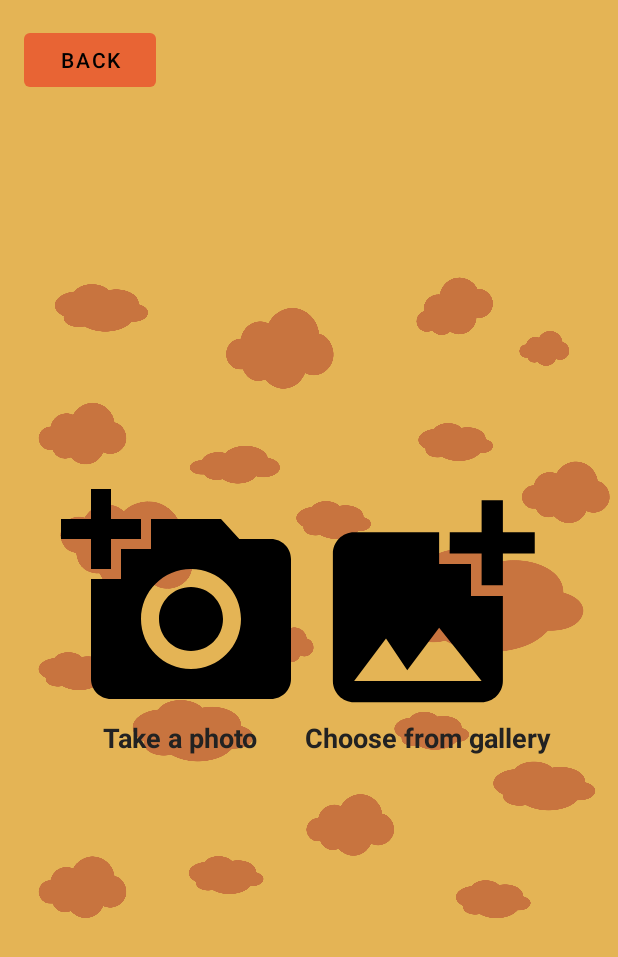
After one commit to tilkec23/TNUV_App, an Android app: the layout fragment_new_post.xml on its own in the app's theme, with its tools: preview values and no code run, on a phone screen of 412 x 824 dp. The commit adds this screen. Shown: the top 957 px of the screen. Run offline under Robolectric (Android 15) with nearby library versions, the phone set to English and light mode, and no system bars; Roboto replaces fonts that are not available here.

```diff
--- /dev/null
+++ b/app/src/main/res/layout/fragment_new_post.xml
@@ -0,0 +1,94 @@
+<?xml version="1.0" encoding="utf-8"?>
+<FrameLayout xmlns:android="http://schemas.android.com/apk/res/android"
+    xmlns:tools="http://schemas.android.com/tools"
+    android:layout_width="match_parent"
+    android:layout_height="match_parent"
+    tools:context=".NewPostFragment">
+
+    <ImageView
+        android:id="@+id/background_image"
+        android:layout_width="match_parent"
+        android:layout_height="wrap_content"
+        android:layout_alignParentBottom="true"
+        android:scaleType="fitCenter"
+        android:src="@drawable/background_clouds"
+        android:background="@color/background_color" />
+
+    <RelativeLayout
+        android:layout_width="match_parent"
+        android:layout_height="match_parent">
+
+        <LinearLayout
+            android:layout_width="match_parent"
+            android:layout_height="wrap_content"
+            android:layout_centerInParent="true"
+            android:gravity="center"
+            android:orientation="horizontal">
+
+            <LinearLayout
+                android:layout_width="wrap_content"
+                android:layout_height="wrap_content"
+                android:orientation="vertical"
+                android:gravity="center">
+
+                <ImageView
+                    android:id="@+id/button_image1"
+                    android:clickable="true"
+                    android:onClick="button1Clicked"
+                    android:layout_width="160dp"
+                    android:layout_height="160dp"
+                    android:src="@drawable/add_a_photo_black_24dp"
+                    />
+
+                <TextView
+                    android:layout_width="wrap_content"
+                    android:layout_height="wrap_content"
+                    android:text="@string/Take_a_Photo"
+                    android:textColor="@color/main_text_color"
+                    android:textStyle="bold"
+                    android:textSize="18dp"
+
+                    />
+
+            </LinearLayout>
+
+            <LinearLayout
+                android:layout_width="wrap_content"
+                android:layout_height="wrap_content"
+                android:orientation="vertical"
+                android:gravity="center">
+
+                <ImageView
+                    android:id="@+id/button_image2"
+                    android:clickable="true"
+                    android:layout_width="170dp"
+                    android:layout_height="170dp"
+                    android:onClick="button2Clicked"
+                    android:src="@drawable/add_photo_alternate_black_24dp" />
+
+                <TextView
+                    android:layout_width="wrap_content"
+                    android:layout_height="wrap_content"
+                    android:text="@string/Choose_from_Gallery"
+                    android:textColor="@color/main_text_color"
+                    android:textStyle="bold"
+                    android:textSize="18dp"
+                    android:layout_marginTop="-10dp"
+                    />
+
+            </LinearLayout>
+
+        </LinearLayout>
+
+        <Button
+            android:id="@+id/btnBack"
+            android:layout_width="wrap_content"
+            android:layout_height="wrap_content"
+            android:text="@string/Back"
+            android:layout_marginLeft="16dp"
+            android:layout_marginTop="16dp"
+            android:layout_alignParentRight="false" />
+
+    </RelativeLayout>
+
+</FrameLayout>
--- a/app/src/main/res/menu/bottom_nav_menu.xml
+++ b/app/src/main/res/menu/bottom_nav_menu.xml
@@ -10,7 +10,7 @@
         android:icon="@drawable/location"
         android:title="Nearby" />
     <item
-        android:id="@+id/placeholder"
+        android:id="@+id/nav_new_post"
         android:title="" />
     <item
         android:id="@+id/nav_notifications"
--- a/app/src/main/res/values/strings.xml
+++ b/app/src/main/res/values/strings.xml
@@ -15,4 +15,7 @@
     <string name="looking_for_login">Already have an account? Click here to log in!</string>
     <string name="confirm_password">Re-enter your password</string>
     <string name="Sign_Out">Sign out</string>
+    <string name="Back">Back</string>
+    <string name="Take_a_Photo">Take a photo</string>
+    <string name="Choose_from_Gallery">Choose from gallery</string>
 </resources>
```
Also changed, not shown: app/src/main/AndroidManifest.xml (+7 -0 lines), app/src/main/java/si/uni_lj/fe/tnuv/umami_burger/LoginFragment.kt (+7 -1 lines), app/src/main/java/si/uni_lj/fe/tnuv/umami_burger/MainActivity.kt (+28 -10 lines), app/src/main/java/si/uni_lj/fe/tnuv/umami_burger/NewPostFragment.kt (added, +136 -0 lines), app/src/main/java/si/uni_lj/fe/tnuv/umami_burger/PostDetailsFragment.kt (added, +42 -0 lines), app/src/main/java/si/uni_lj/fe/tnuv/umami_burger/ProfileFragment.kt (+84 -0 lines), app/src/main/res/layout/fragment_post_details.xml (added, +67 -0 lines), app/src/main/res/layout/fragment_profile.xml (+28 -33 lines).
